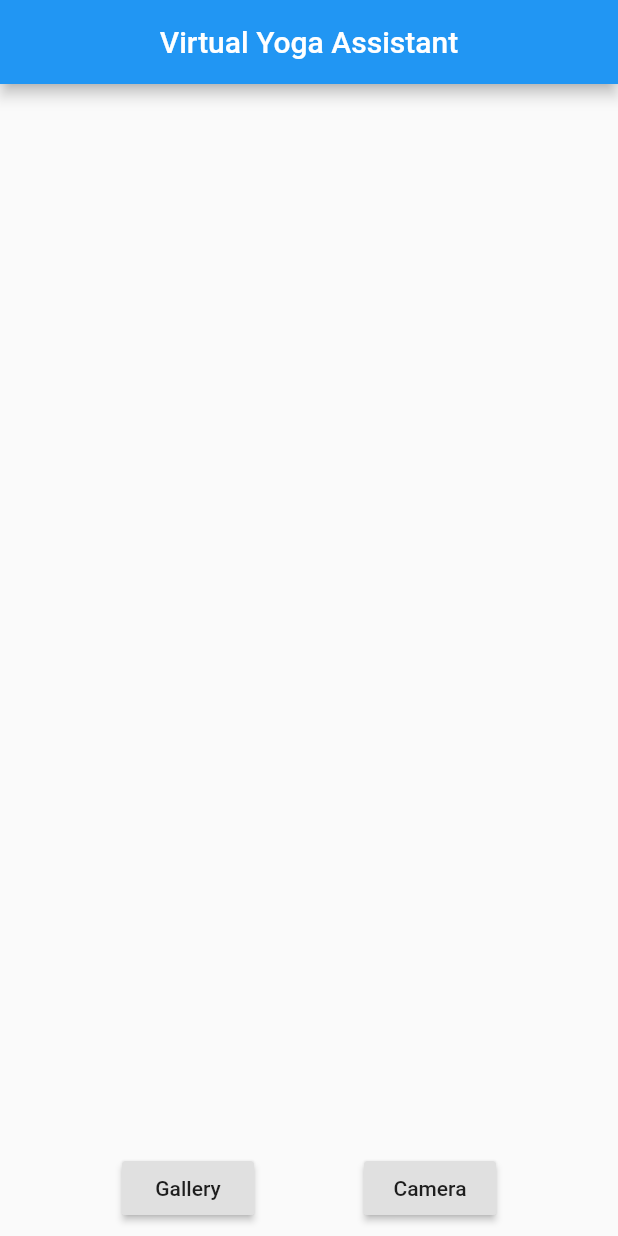
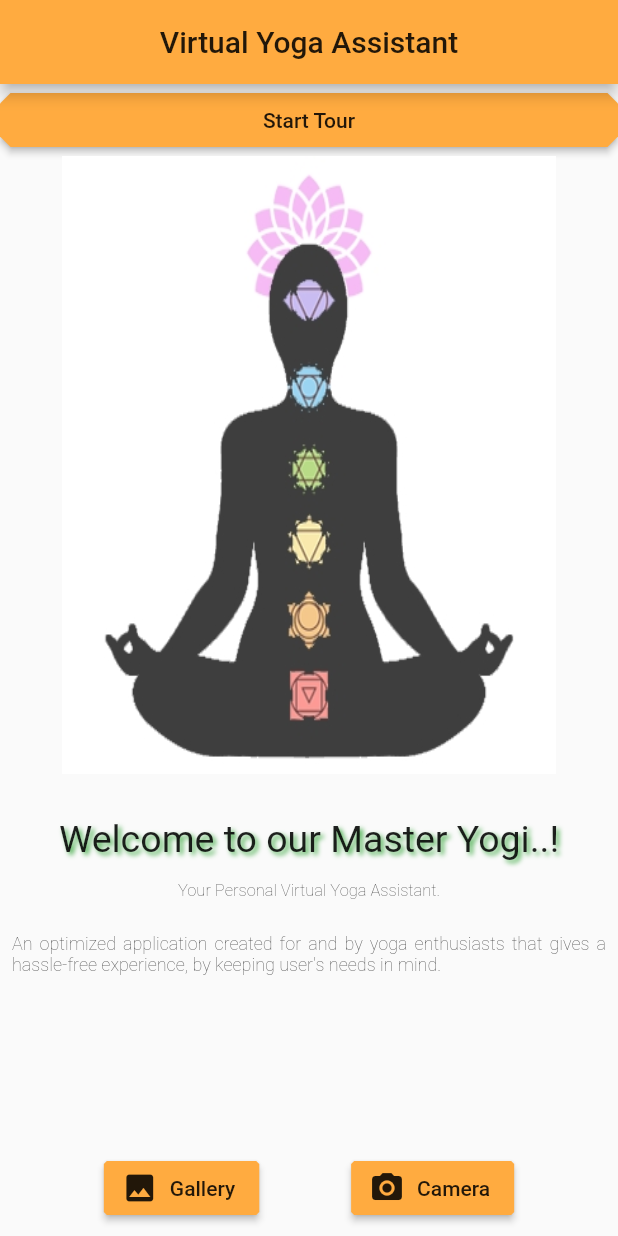
Before and after one commit to srikanth7785/Master-Yogi, a Flutter app: the screen it shows after launch, after a tap on "Gallery", on a phone screen of 412 x 824 dp. Run offline on Flutter 3.47's test engine with Material 2 defaults, Android fonts, the phone set to English and light mode, and no system bars; our stand-ins replace google_fonts, image_picker, shared_preferences; missing offline and left inert: flutter_text_to_speech, tflite, tutorial_coach_mark.

Commit message:
Added Tutorial

```diff
--- /dev/null
+++ b/lib/ShowTutorial.dart
@@ -0,0 +1,297 @@
+import 'package:flutter/material.dart';
+import 'package:google_fonts/google_fonts.dart';
+import 'package:shared_preferences/shared_preferences.dart';
+
+import 'package:tutorial_coach_mark/animated_focus_light.dart';
+import 'package:tutorial_coach_mark/tutorial_coach_mark.dart';
+
+class Tutorial extends StatefulWidget {
+  @override
+  _TutorialState createState() => _TutorialState();
+}
+
+class _TutorialState extends State<Tutorial> {
+  List<TargetFocus> targets = List();
+
+  GlobalKey keyButton1 = GlobalKey();
+  // GlobalKey welcomekey = GlobalKey();
+  GlobalKey keyButton2 = GlobalKey();
+  GlobalKey keyButton3 = GlobalKey();
+  GlobalKey keyButton4 = GlobalKey();
+  GlobalKey keyButton5 = GlobalKey();
+
+  @override
+  void initState() {
+    initTargets();
+    WidgetsBinding.instance.addPostFrameCallback(_afterLayout);
+    super.initState();
+  }
+
+  @override
+  Widget build(BuildContext context) {
+    Size size = MediaQuery.of(context).size;
+    return Scaffold(
+      appBar: AppBar(title: Text("Virtual Yoga Assistant"),centerTitle: true,),
+      body: ListView(
+        children: <Widget>[
+
+          RaisedButton(
+            child: Text("Start Tour"),
+            onPressed: (){
+              showTutorial();
+            },
+          ),
+
+          Align(key:keyButton1, alignment: Alignment.topCenter,child: Image.asset("assets/hd_logo.jpeg", fit: BoxFit.fill, height: size.height * 0.5, width: size.width * 0.8)),
+          // SizedBox(height: 10,),
+          Padding(
+            padding: EdgeInsets.only(top: size.height * 0 ),
+            child: Container(
+            child :Center(
+              key: keyButton2,
+              child: Text("\nWelcome to our Master Yogi..!",
+                style: TextStyle(
+                  fontSize: 25.0,
+                  shadows: <Shadow>[
+                    Shadow(
+                      offset: Offset(2,2),
+                      blurRadius: 4.0,
+                      color: Colors.green,
+                    ),
+                  ]
+                ),
+              ),
+            )),
+          ),
+          Padding(
+            padding: EdgeInsets.only(top: size.height * 0 ),
+            child: Container(
+            key: keyButton3,
+            child :Column(
+              children: <Widget>[
+                Center(child: Text("\nYour Personal Virtual Yoga Assistant.",style: GoogleFonts.pTMono(fontSize: 11.0,fontWeight: FontWeight.w100),)),
+                Padding(
+                  padding: const EdgeInsets.all(8.0),
+                  child: Center(child: Text("\nAn optimized application created for and by yoga enthusiasts that gives a hassle-free experience, by keeping user's needs in mind.",textAlign: TextAlign.justify,style: GoogleFonts.mcLaren(fontSize: 12.0,fontWeight: FontWeight.w100),)),
+                ),
+              ],
+            ))),
+        ],
+      ),
+      bottomNavigationBar: Container(
+        child: Padding(
+          padding: const EdgeInsets.all(8.0),
+          child: Row(
+            mainAxisSize: MainAxisSize.max,
+            mainAxisAlignment: MainAxisAlignment.spaceEvenly,
+            children: <Widget>[
+              RaisedButton.icon(
+                key: keyButton4,
+                shape: BeveledRectangleBorder(
+                  borderRadius: BorderRadius.all(Radius.circular(2))
+                ),
+                icon: Icon(Icons.photo),
+                label: Text("Gallery"),
+                onPressed:(){}
+              ),
+
+              RaisedButton.icon(
+                key: keyButton5,
+                shape: BeveledRectangleBorder(
+                  borderRadius: BorderRadius.all(Radius.circular(2))
+                ),
+                icon: Icon(Icons.photo_camera),
+                label: Text("Camera"),
+                onPressed: (){}
+              ),
+            ],
+          ),
+        ),
+      ),
+    );
+  }
+
+  void initTargets() {
+    targets.add(TargetFocus(
+      identify: "Target 1",
+      keyTarget: keyButton1,
+      contents: [
+        ContentTarget(
+            align: AlignContent.bottom,
+            child: Container(
+              child: Column(
+                mainAxisSize: MainAxisSize.min,
+                crossAxisAlignment: CrossAxisAlignment.start,
+                children: <Widget>[
+                  Text(
+                    "Hello There..!👋",
+                    style: TextStyle(
+                        fontWeight: FontWeight.bold,
+                        color: Colors.white,
+                        fontSize: 20.0),
+                  ),
+                  Padding(
+                    padding: const EdgeInsets.only(top: 10.0),
+                    child: Text(
+                      "It's Great you took the initiative",
+                      style: TextStyle(color: Colors.white),
+                    ),
+                  )
+                ],
+              ),
+              // child: Text("Hello There..!👋"),
+            ))
+      ],
+      shape: ShapeLightFocus.RRect,
+    ));
+    targets.add(TargetFocus(
+      identify: "Target 2",
+      keyTarget: keyButton2,
+      contents: [
+        ContentTarget(
+            align: AlignContent.top,
+            child: Container(
+              child: Column(
+                mainAxisSize: MainAxisSize.min,
+                crossAxisAlignment: CrossAxisAlignment.start,
+                children: <Widget>[
+                  Text(
+                    "We are Glad that you made it here..!\n🤩",
+                    style: TextStyle(
+                        fontWeight: FontWeight.bold,
+                        color: Colors.white,
+                        fontSize: 20.0),
+                  ),
+                ],
+              ),
+            )),
+      ],
+      shape: ShapeLightFocus.RRect,
+    ));
+    targets.add(TargetFocus(
+      identify: "Target 3",
+      keyTarget: keyButton3,
+      contents: [
+        ContentTarget(
+            align: AlignContent.top,
+            child: Container(
+              child: Column(
+                mainAxisSize: MainAxisSize.min,
+                crossAxisAlignment: CrossAxisAlignment.start,
+                children: <Widget>[
+                  Text(
+                    "Make use of our app to make yourself better",
+                    style: TextStyle(
+                        fontWeight: FontWeight.bold,
+                        color: Colors.white,
+                        fontSize: 20.0),
+                  ),
+                ],
+              ),
+            ))
+      ],
+      shape: ShapeLightFocus.RRect,
+    ));
+    targets.add(TargetFocus(
+      identify: "Target 4",
+      keyTarget: keyButton4,
+      contents: [
+        ContentTarget(
+            align: AlignContent.top,
+            child: Container(
+              child: Column(
+                children: <Widget>[
+                  Padding(
+                    padding: const EdgeInsets.only(bottom: 20.0),
+                    child: Text(
+                      "Choose an Image from Gallery",
+                      style: TextStyle(
+                          color: Colors.white,
+                          fontWeight: FontWeight.bold,
+                          fontSize: 20.0),
+                    ),
+                  ),
+                ],
+              ),
+            ))
+      ],
+      shape: ShapeLightFocus.Circle,
+    ));
+    targets.add(TargetFocus(
+      identify: "Target 5",
+      keyTarget: keyButton5,
+      contents: [
+        ContentTarget(
+            align: AlignContent.top,
+            child: Container(
+              child: Column(
+                mainAxisSize: MainAxisSize.min,
+                children: <Widget>[
+                  Padding(
+                    padding: const EdgeInsets.only(bottom: 20.0),
+                    child: Text(
+                      "Choose an Image from Camera",
+                      style: TextStyle(
+                          color: Colors.white,
+                          fontWeight: FontWeight.bold,
+                          fontSize: 20.0),
+                    ),
+                  ),
+                ],
+              ),
+            )),
+        ContentTarget(
+            align: AlignContent.bottom,
+            child: Column(
+              mainAxisSize: MainAxisSize.min,
+              children: <Widget>[
+                Padding(
+                  padding: const EdgeInsets.only(bottom: 20.0),
+                  child: Text(
+                    "Multiples contents",
+                    style: TextStyle(
+                        color: Colors.white,
+                        fontWeight: FontWeight.bold,
+                        fontSize: 20.0),
+                  ),
+                ),
+                Container(
+                  child: Text(
+                    "Lorem ipsum dolor sit amet, consectetur adipiscing elit. Proin pulvinar tortor eget maximus iaculis.",
+                    style: TextStyle(color: Colors.white),
+                  ),
+                ),
+              ],
+            ))
+      ],
+      shape: ShapeLightFocus.Circle,
+    ));
+  }
+
+  void showTutorial() {
+    TutorialCoachMark(context,
+        targets: targets,
+        colorShadow: Colors.red,
+        textSkip: "SKIP",
+        paddingFocus: 10,
+        opacityShadow: 0.8,
+        finish: () async {
+        SharedPreferences sharedPreferences = await SharedPreferences.getInstance();
+        sharedPreferences.setInt("initialvisit", 1);
+      print("finish");
+    }, clickTarget: (target) {
+      print(target);
+    }, clickSkip: () async{
+      SharedPreferences sharedPreferences = await SharedPreferences.getInstance();
+      sharedPreferences.setInt("initialvisit", 1);
+      print("skip");
+    })
+      ..show();
+  }
+
+  void _afterLayout(_) {
+    Future.delayed(Duration(milliseconds: 100), () {
+      showTutorial();
+    });
+  }
+}
--- a/lib/main.dart
+++ b/lib/main.dart
@@ -5,17 +5,34 @@ import 'dart:io';
 import 'package:build_for_india/Instructions.dart';
 import 'package:flutter/material.dart';
 import 'package:flutter_text_to_speech/flutter_text_to_speech.dart';
+import 'package:google_fonts/google_fonts.dart';
 import 'package:tflite/tflite.dart';
 import 'package:image_picker/image_picker.dart';
+import 'package:shared_preferences/shared_preferences.dart';
+import './ShowTutorial.dart';
 
+bool _imageChoosen;
 
-void main()
+void main() async
 {
+  WidgetsFlutterBinding.ensureInitialized();
+  _imageChoosen = false;
+  SharedPreferences sharedPreferences = await SharedPreferences.getInstance();
+  final initialvisit = sharedPreferences.getInt("initialvisit") ?? 0;
   runApp(
     MaterialApp(
       title: 'Build for Digital India',
-      showSemanticsDebugger: false,
-      home: BuildforIndia(),
+      theme: ThemeData(
+        primaryColor: Colors.orangeAccent,
+        buttonTheme: ButtonThemeData(
+          shape: BeveledRectangleBorder(
+            borderRadius: BorderRadius.all(Radius.circular(7)),
+          ),
+          buttonColor: Colors.orangeAccent,
+        )
+      ),
+      debugShowCheckedModeBanner: false,
+      home: initialvisit == 0 ? Tutorial() : BuildforIndia(),
     ),
   );
 }
@@ -122,19 +139,6 @@ class _BuildforIndiaState extends State<BuildforIndia> {
 
     print("\n\nposenumber: $posenumber\n\n");
 
-    // posenumber = posenumber == 8 ? 1 : posenumber + 1;
-    // var b = instruction.ins[posenumber.toString()];
-    // String msg = '';
-    // displayInstructions = '';
-    // for (var x in b){
-    //   msg = msg + x + '\n';
-    //   // displayInstructions = displayInstructions + x + '\n\n';
-    // }
-
-    // displayInstructions = displayInstructions.substring(0,displayInstructions.length-2);
-
-    // displayInstructions = displayInstructions + msg;
-
     displayInstructions = '';
 
     displayInstructions = displayInstructions + instruction.ins[posenumber.toString()];
@@ -155,6 +159,17 @@ class _BuildforIndiaState extends State<BuildforIndia> {
     Size size = MediaQuery.of(context).size;
     return Scaffold(
       appBar: AppBar(
+        actions: <Widget>[
+          IconButton(
+            icon: Icon(Icons.refresh),
+            onPressed: ()async{
+              SharedPreferences sharedPreferences = await SharedPreferences.getInstance();
+              sharedPreferences.setInt("initialvisit", 0);
+            },
+          ),
+        ],
+        elevation: 0.0,
+        // backgroundColor: Colors.orangeAccent,
         title: Text("Virtual Yoga Assistant"),
         centerTitle: true,
       ),
@@ -164,44 +179,78 @@ class _BuildforIndiaState extends State<BuildforIndia> {
           children: <Widget>[
             _load ? Container(alignment: Alignment.center,child: CircularProgressIndicator(),)
               : Container(
-                width: size.width*0.9,
-                height: size.height*0.7,
                 child: Column(
                   mainAxisAlignment: MainAxisAlignment.center,
                   crossAxisAlignment: CrossAxisAlignment.center,
                   children: <Widget>[
+                    _imageChoosen ? Container(): Container(color:Colors.green, child: Image.asset("assets/hd_logo.jpeg", fit: BoxFit.fill, height: size.height * 0.5, width: size.width * 0.8)),
+                    SizedBox(height: 10),
+                    _imageChoosen ? Container() : Container(
+                      child :Center(
+                        child: Text("\nWelcome to Master Yogi..!",
+                          style: TextStyle(
+                            fontSize: 25.0,
+                            shadows: <Shadow>[
+                              Shadow(
+                                offset: Offset(2,2),
+                                blurRadius: 4.0,
+                                color: Colors.green,
+                              ),
+                            ]
+                          ),
+                        ),
+                      )),
+                    _imageChoosen ? Container() : Container(child: Text("\nYour Personal Virtual Yoga Assistant.",style: GoogleFonts.pTMono(fontSize: 11.0,fontWeight: FontWeight.w100))),
+
+                    _imageChoosen ? Container() : Center(child: Text("\n\nAn optimized application created for and by yoga enthusiasts that gives a hassle-free experience, by keeping user's needs in mind.",textAlign: TextAlign.justify,style: GoogleFonts.mcLaren(fontSize: 12.0,fontWeight: FontWeight.w100))),
+
                     Center(
                       child: _pic != null ? Image.file(_pic,width: size.width*0.6,) : Container(),
                     ),
                     SizedBox(height: 10),
-                    _result == null ? Container()
-                          : Container(
-                            // color: Colors.green,
-                            height:MediaQuery.of(context).size.height * 0.3,
-                          // child: ListView(children:<Widget>[ Center(child: Text("$_pose\n\nConfidence: $_confidence\n\n$displayInstructions"))])),
-                          child: ListView(children:<Widget>[ Center(child: Text("\n$displayInstructions"))])),
+                    _result == null ? Container() : Text("\n$displayInstructions")
                     ],
                 ),
               )
           ],
         ),
       ),
-      bottomNavigationBar: Padding(
+      bottomNavigationBar: Container(
+        child: Padding(
           padding: const EdgeInsets.all(8.0),
           child: Row(
             mainAxisSize: MainAxisSize.max,
             mainAxisAlignment: MainAxisAlignment.spaceEvenly,
             children: <Widget>[
-            RaisedButton(
-              child: Text("Gallery"),
-              onPressed: chooseImagefromGallery,
+              RaisedButton.icon(
+                shape: BeveledRectangleBorder(
+                  borderRadius: BorderRadius.all(Radius.circular(2))
+                ),
+                icon: Icon(Icons.photo),
+                label: Text("Gallery"),
+                onPressed:(){
+                  setState(() {
+                    _imageChoosen = true;
+                  });
+                  chooseImagefromGallery();
+                },
               ),
 
-            RaisedButton(
-              child: Text("Camera"),
-              onPressed: chooseImagefromCamera,
+              RaisedButton.icon(
+                shape: BeveledRectangleBorder(
+                  borderRadius: BorderRadius.all(Radius.circular(2))
+                ),
+                icon: Icon(Icons.photo_camera),
+                label: Text("Camera"),
+                onPressed: (){
+                  setState(() {
+                    _imageChoosen = true;
+                  });
+                  chooseImagefromCamera();
+                }
               ),
             ],
+          ),
         ),
       ),
     );
--- a/pubspec.yaml
+++ b/pubspec.yaml
@@ -26,6 +26,9 @@ dependencies:
   tflite:
   image_picker:
   flutter_text_to_speech: ^3.0.7
+  google_fonts: ^0.2.0
+  shared_preferences: ^0.5.6
+  tutorial_coach_mark: ^0.3.0
 
 
 dev_dependencies:
@@ -48,6 +51,8 @@ flutter:
   assets:
     - assets/labels.txt
     - assets/virtual_assistant.tflite
+    - assets/logo.png
+    - assets/hd_logo.jpeg
   #  - images/a_dot_burr.jpeg
   #  - images/a_dot_ham.jpeg
 
```
Also changed, not shown: assets/hd_logo.jpeg (added), assets/logo.png (added), pubspec.lock, 1 other file. Lines whose indentation alone changed are shown as unchanged.
